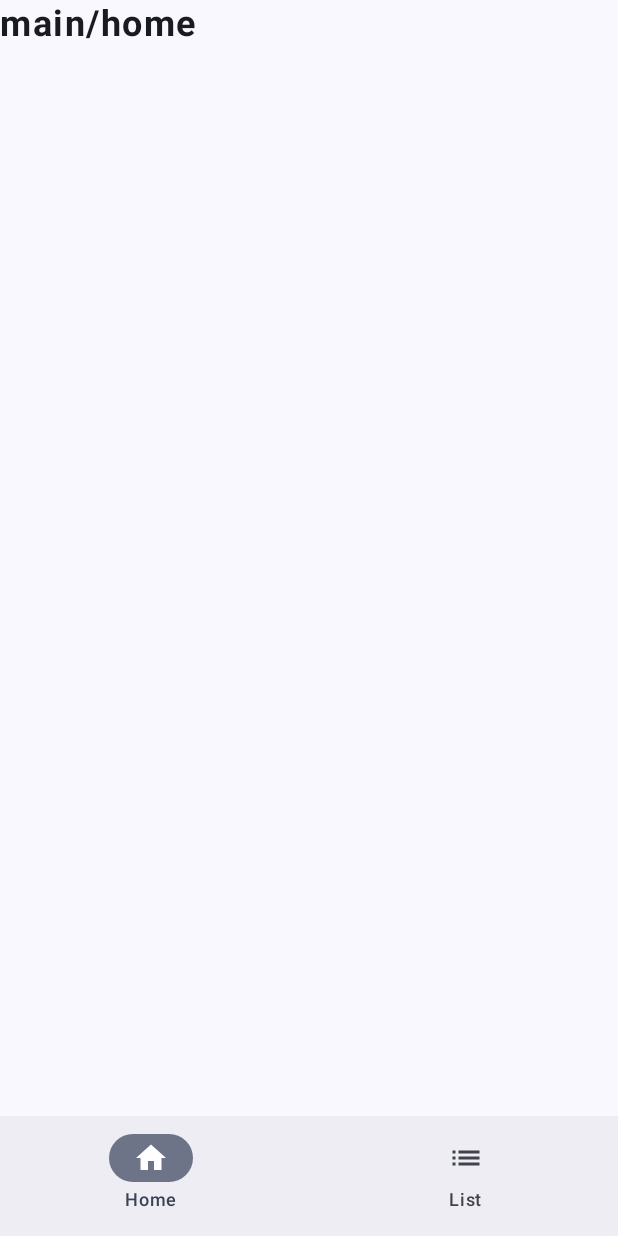
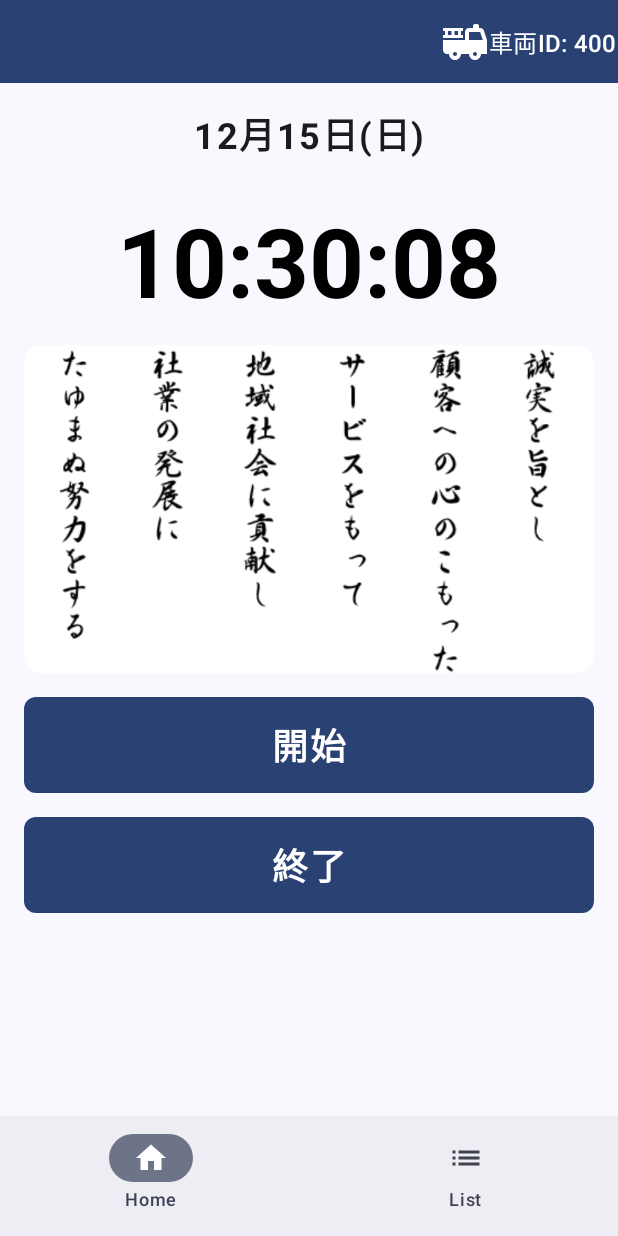
Before and after one commit to k20rs141/DeliveryApp-Android-Jetpack-Compose, an Android app built with Jetpack Compose: the screen it shows after launch (MainActivity), on a phone screen of 412 x 824 dp. Run offline under Robolectric (Android 15) with nearby library versions, the phone set to English and light mode, and no system bars.

Commit message:
Add: ホーム画面の追加

```diff
--- a/DeliveryApp/app/src/main/java/com/example/deliveryapp/HomeView.kt
+++ b/DeliveryApp/app/src/main/java/com/example/deliveryapp/HomeView.kt
@@ -1,25 +1,54 @@
 package com.example.deliveryapp
 
+import androidx.compose.foundation.Image
+import androidx.compose.foundation.background
+import androidx.compose.foundation.layout.Arrangement
 import androidx.compose.foundation.layout.Box
+import androidx.compose.foundation.layout.Column
+import androidx.compose.foundation.layout.Row
+import androidx.compose.foundation.layout.fillMaxSize
+import androidx.compose.foundation.layout.fillMaxWidth
+import androidx.compose.foundation.layout.height
 import androidx.compose.foundation.layout.padding
+import androidx.compose.foundation.layout.size
+import androidx.compose.foundation.layout.width
+import androidx.compose.foundation.shape.RoundedCornerShape
 import androidx.compose.material.icons.Icons
 import androidx.compose.material.icons.automirrored.filled.List
 import androidx.compose.material.icons.filled.Home
+import androidx.compose.material3.Button
 import androidx.compose.material3.Icon
+import androidx.compose.material3.MaterialTheme
 import androidx.compose.material3.NavigationBar
 import androidx.compose.material3.NavigationBarItem
 import androidx.compose.material3.Scaffold
 import androidx.compose.material3.Text
 import androidx.compose.runtime.Composable
+import androidx.compose.runtime.LaunchedEffect
 import androidx.compose.runtime.getValue
+import androidx.compose.runtime.mutableStateOf
+import androidx.compose.runtime.remember
+import androidx.compose.ui.Alignment
 import androidx.compose.ui.Modifier
+import androidx.compose.ui.draw.clip
+import androidx.compose.ui.graphics.Color
 import androidx.compose.ui.graphics.vector.ImageVector
+import androidx.compose.ui.layout.ContentScale
+import androidx.compose.ui.res.painterResource
 import androidx.compose.ui.tooling.preview.Preview
+import androidx.compose.ui.unit.dp
 import androidx.navigation.compose.NavHost
 import androidx.navigation.compose.composable
 import androidx.navigation.compose.currentBackStackEntryAsState
 import androidx.navigation.compose.rememberNavController
 import com.example.deliveryapp.ui.theme.DeliveryAppTheme
+import com.example.deliveryapp.ui.theme.Typography
+import kotlinx.coroutines.delay
+import java.time.LocalDateTime
+import java.time.format.DateTimeFormatter
+import java.time.format.FormatStyle
+import java.time.format.TextStyle
+import java.util.Locale
 
 enum class MainScreenTab(
     val id: String,
@@ -39,10 +68,11 @@ enum class MainScreenTab(
 }
 
 @Composable
-fun HomeView() {
+fun MainScreen() {
     val nestedNavController = rememberNavController()
     val navBackStackEntry by nestedNavController.currentBackStackEntryAsState()
     val currentTab = navBackStackEntry?.destination?.route
+
     Scaffold(
         bottomBar = {
             NavigationBar {
@@ -57,14 +87,17 @@ fun HomeView() {
             }
         }
     ) {
-        Box(modifier = Modifier.padding(it)) {
+        Box(modifier = Modifier
+            .background(MaterialTheme.colorScheme.primary)
+            .padding(it)
+        ) {
             NavHost(
                 navController = nestedNavController,
                 startDestination = "main/home",
                 modifier = Modifier
             ) {
                 composable("main/home") {
-                    Text("main/home")
+                    HomeView()
                 }
                 composable("main/list") {
                     Text("main/list")
@@ -74,10 +107,133 @@ fun HomeView() {
     }
 }
 
+@Preview
+@Composable
+private fun HomeView() {
+    val currentTime = remember { mutableStateOf("") }
+    val currentDate = remember { mutableStateOf("") }
+    val carId = remember { mutableStateOf("400") }
+
+    val formattedDate = buildString {
+        val currentDate = LocalDateTime.now()
+        append(currentDate.monthValue).append("月") // 月
+        append(currentDate.dayOfMonth).append("日") // 日
+        append("(") // 曜日を括弧で囲む
+        append(currentDate.dayOfWeek.getDisplayName(TextStyle.SHORT, Locale.JAPANESE)) // 日本語の曜日 (短縮)
+        append(")")
+    }
+
+    LaunchedEffect(Unit) {
+        while (true) {
+            val now = LocalDateTime.now()
+            // 日付を FULL フォーマットで取得
+            currentDate.value = now.toLocalDate()
+                .format(DateTimeFormatter.ofLocalizedDate(FormatStyle.FULL))
+            // 時刻をフォーマット
+            currentTime.value = now.toLocalTime()
+                .format(DateTimeFormatter.ofPattern("HH:mm:ss"))
+            delay(1000)
+        }
+    }
+
+    Column(
+        modifier = Modifier
+            .background(MaterialTheme.colorScheme.background)
+            .fillMaxSize(),
+        horizontalAlignment = Alignment.CenterHorizontally
+    ) {
+        Row(
+            horizontalArrangement = Arrangement.aligned(Alignment.End),
+            verticalAlignment = Alignment.CenterVertically,
+            modifier = Modifier
+                .fillMaxWidth()
+                .height(55.dp)
+                .background(color = MaterialTheme.colorScheme.primary)
+        ) {
+            Image(
+                painter = painterResource(id = R.drawable.baseline_fire_truck_24),
+                contentDescription = "Truck",
+                contentScale = ContentScale.FillWidth,
+                modifier = Modifier
+                    .width(32.dp)
+//                    .padding(horizontal = 16.dp)
+            )
+            Text(
+                text = "車両ID: ${carId.value}",
+                style = Typography.titleMedium,
+                color = Color.White
+            )
+        }
+        Column(
+            modifier = Modifier
+                .fillMaxWidth()
+                .padding(16.dp),
+            horizontalAlignment = Alignment.CenterHorizontally,
+            verticalArrangement = Arrangement.spacedBy(16.dp)
+        ) {
+            Text(
+                text = formattedDate,
+                style = Typography.bodyLarge,
+                modifier = Modifier.padding(bottom = 16.dp)
+            )
+            Text(
+                text = currentTime.value,
+                style = Typography.titleLarge,
+                color = Color.Black
+            )
+        }
+        Image(
+            painter = painterResource(id = R.drawable.motto),
+            contentDescription = "Ohtomi Motto",
+            contentScale = ContentScale.FillWidth,
+            modifier = Modifier
+                .padding(horizontal = 16.dp)
+                .fillMaxWidth()
+                .clip(RoundedCornerShape(12.dp))
+                .background(Color.White)
+                .padding(horizontal = 24.dp)
+        )
+        Column(
+            modifier = Modifier
+                .fillMaxWidth()
+                .height(180.dp)
+                .padding(16.dp),
+            horizontalAlignment = Alignment.CenterHorizontally,
+            verticalArrangement = Arrangement.spacedBy(16.dp)
+        ) {
+            Button(
+                onClick = { /* 開始ボタンの処理 */ },
+                shape = RoundedCornerShape(size = 8.dp),
+                modifier = Modifier
+                    .fillMaxWidth()
+                    .height(64.dp)
+            ) {
+                Text(
+                    "開始",
+                    style = Typography.bodyLarge
+                )
+
+            }
+            Button(
+                onClick = { /* 終了ボタンの処理 */ },
+                shape = RoundedCornerShape(size = 8.dp),
+                modifier = Modifier
+                    .fillMaxWidth()
+                    .height(64.dp)
+            ) {
+                Text(
+                    "終了",
+                    style = Typography.bodyLarge
+                )
+            }
+        }
+    }
+}
+
 @Preview(showBackground = true)
 @Composable
 fun HomeViewPreview() {
     DeliveryAppTheme {
-        HomeView()
+        MainScreen()
     }
 }
--- a/DeliveryApp/app/src/main/java/com/example/deliveryapp/MainActivity.kt
+++ b/DeliveryApp/app/src/main/java/com/example/deliveryapp/MainActivity.kt
@@ -22,6 +22,7 @@ class MainActivity : ComponentActivity() {
     override fun onCreate(savedInstanceState: Bundle?) {
         super.onCreate(savedInstanceState)
         enableEdgeToEdge()
+
         setContent {
             DeliveryAppTheme {
                 Surface(modifier = Modifier.fillMaxSize(),
@@ -34,10 +35,10 @@ class MainActivity : ComponentActivity() {
     }
 }
 
-private fun NavGraphBuilder.homeView() {
+private fun NavGraphBuilder.mainScreen() {
     navigation(route = "main", startDestination = "main/entry") {
         composable("main/entry") {
-            HomeView()
+            MainScreen()
         }
     }
 }
@@ -48,7 +49,7 @@ fun DeliveryAppNavHost(
     startDestination: String = "main"
 ) {
     NavHost(navController = navController, startDestination = startDestination) {
-        homeView() // 拡張関数 NavGraphBuilder.homeViewを呼び出す
+        mainScreen() // 拡張関数 NavGraphBuilder.mainScreenを呼び出す
     }
 }
 
```
